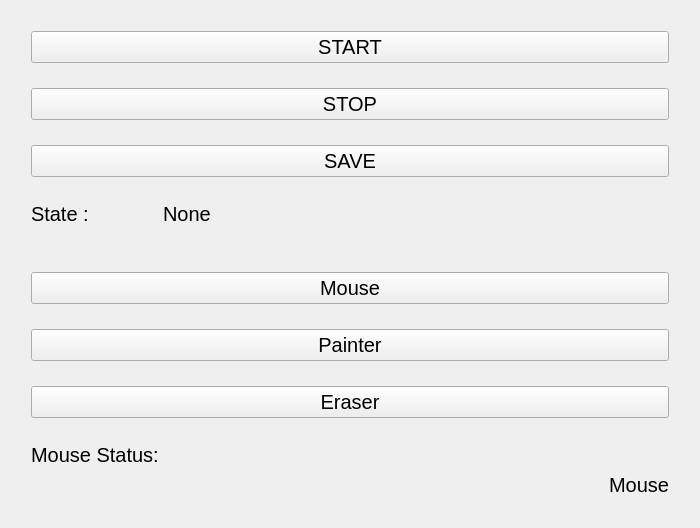
codingx-2019-team4/SLAM_Editor, file SLAM_Editor/mainwindow.ui: the form before one commit.
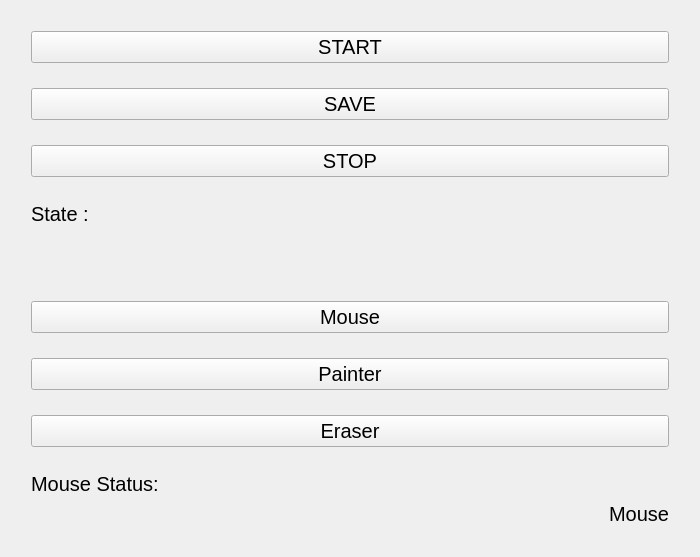
The form after the commit.

Commit message: roslaunch from button success

```diff
--- a/SLAM_Editor/mainwindow.ui
+++ b/SLAM_Editor/mainwindow.ui
@@ -7,7 +7,7 @@
     <x>0</x>
     <y>0</y>
     <width>700</width>
-    <height>471</height>
+    <height>550</height>
    </rect>
   </property>
   <property name="windowTitle">
@@ -58,27 +58,6 @@
           </property>
          </widget>
         </item>
-        <item>
-         <widget class="QPushButton" name="Stop">
-          <property name="enabled">
-           <bool>true</bool>
-          </property>
-          <property name="sizePolicy">
-           <sizepolicy hsizetype="Minimum" vsizetype="Preferred">
-            <horstretch>0</horstretch>
-            <verstretch>0</verstretch>
-           </sizepolicy>
-          </property>
-          <property name="font">
-           <font>
-            <pointsize>15</pointsize>
-           </font>
-          </property>
-          <property name="text">
-           <string>STOP</string>
-          </property>
-         </widget>
-        </item>
         <item>
          <widget class="QPushButton" name="Save">
           <property name="enabled">
@@ -101,7 +80,31 @@
          </widget>
         </item>
         <item>
-         <layout class="QHBoxLayout" name="horizontalLayout_2">
+         <widget class="QPushButton" name="Stop">
+          <property name="enabled">
+           <bool>true</bool>
+          </property>
+          <property name="sizePolicy">
+           <sizepolicy hsizetype="Minimum" vsizetype="Preferred">
+            <horstretch>0</horstretch>
+            <verstretch>0</verstretch>
+           </sizepolicy>
+          </property>
+          <property name="font">
+           <font>
+            <pointsize>15</pointsize>
+           </font>
+          </property>
+          <property name="cursor">
+           <cursorShape>PointingHandCursor</cursorShape>
+          </property>
+          <property name="text">
+           <string>STOP</string>
+          </property>
+         </widget>
+        </item>
+        <item>
+         <layout class="QVBoxLayout" name="verticalLayout_3">
           <item>
            <widget class="QLabel" name="label">
             <property name="sizePolicy">
@@ -134,7 +137,7 @@
              </font>
             </property>
             <property name="text">
-             <string>None</string>
+             <string/>
             </property>
            </widget>
           </item>
```
Left out of the diff: 15 changed lines with no effect on the pictures. The commit also changes 4 other files.
